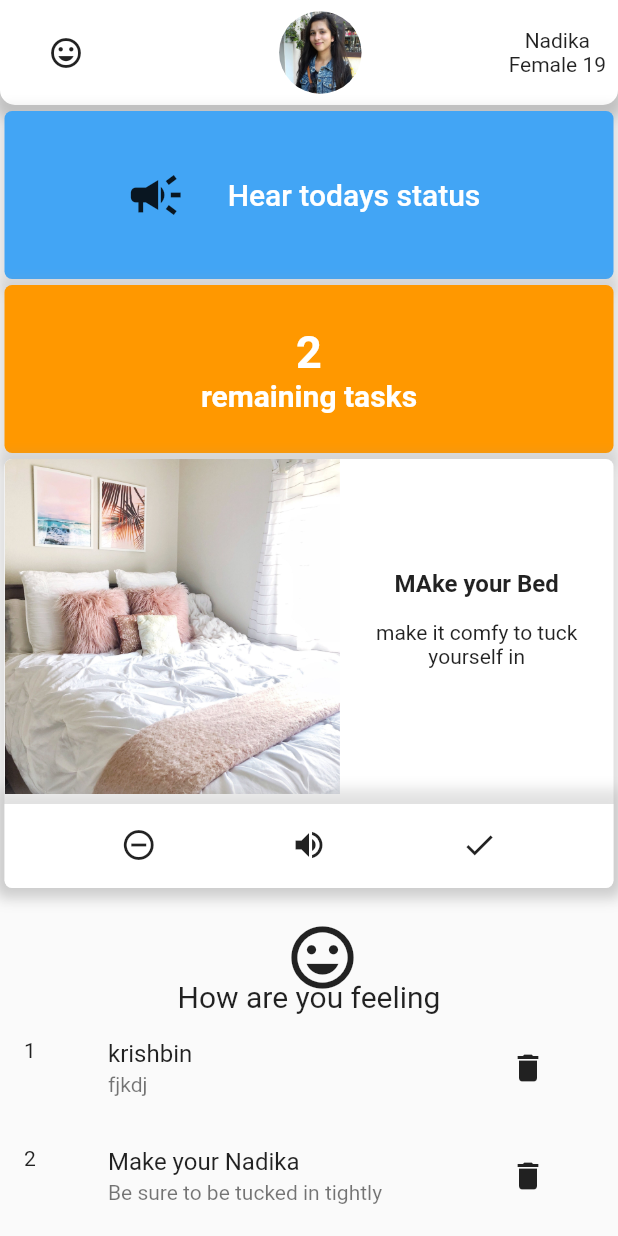
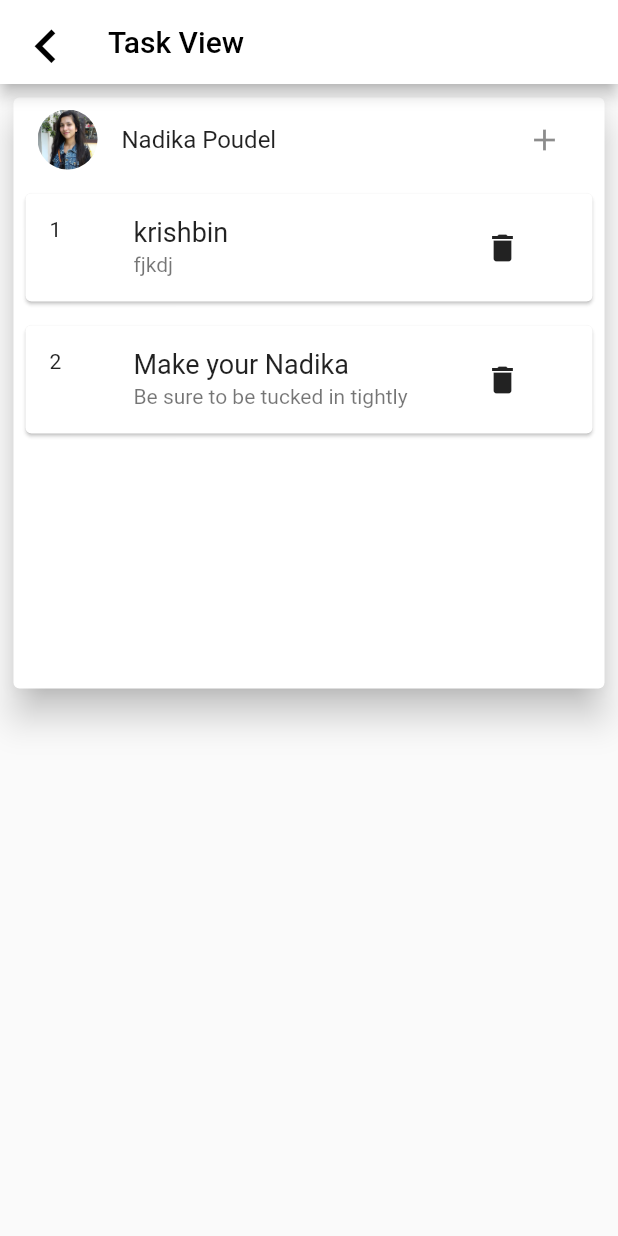
Before and after one commit to Nadika18/Autism_Mobile_App, a Flutter app: the ChildHomePage screen opened directly, after a tap on an icon or button, on a phone screen of 412 x 824 dp. Run offline on Flutter 3.47's test engine with Material 2 defaults, Android fonts, the phone set to English and light mode, and no system bars; our stand-ins replace cloud_firestore, firebase_auth, firebase_core, flutter_tts, font_awesome_flutter, google_sign_in and 3 more; missing offline and left inert: quiz_view; accounts and stored records are empty.

Commit message:
Navigation in child home page added

```diff
--- a/lib/child/childHomepage.dart
+++ b/lib/child/childHomepage.dart
@@ -1,3 +1,5 @@
+import 'package:easytalk/child/childTaskView.dart';
+import 'package:easytalk/child/feelings.dart';
 import 'package:flutter/material.dart';
 import 'package:easytalk/utils/customWidgets.dart';
 import 'package:easytalk/parent/forms.dart';
@@ -26,6 +28,7 @@ class ChildHomePage extends StatefulWidget {
 }
 
 class _ChildHomePageState extends State<ChildHomePage> {
+  final GlobalKey<ScaffoldState> _scaffoldKey = GlobalKey<ScaffoldState>();
   String name, gender;
   int age, tasks, remainingTasks;
 
@@ -151,8 +154,8 @@ class _ChildHomePageState extends State<ChildHomePage> {
         ]),
       ),
       onTap: () {
-        print("tapped");
-        //works okay
+        Navigator.of(_scaffoldKey.currentContext).push(
+              MaterialPageRoute(builder: (_)=> ChildTaskView(uid: 'nadss')));
       },
     );
   }
@@ -232,11 +235,6 @@ class _ChildHomePageState extends State<ChildHomePage> {
                     IconButton(
                       icon: Icon(Icons.remove_circle_outline),
                       onPressed: () {
-                        Navigator.push(
-                            context,
-                            MaterialPageRoute(
-                              builder: (context) => TaskForm(uid: name),
-                            )).then((value) => setState(() {}));
                       },
                     ),
                     IconButton(
@@ -253,12 +251,17 @@ class _ChildHomePageState extends State<ChildHomePage> {
     );
   }
 
-  Widget _feelings() {
+  Widget _feelings( ) {
     return Container(
       child: Column(
         mainAxisAlignment: MainAxisAlignment.center,
         children: [
-          IconButton(icon: Icon(Icons.mood, size: 50), onPressed: () {}),
+          IconButton(icon: Icon(Icons.mood, size: 50), onPressed: () {
+            Navigator.of(_scaffoldKey.currentContext).push(
+              MaterialPageRoute(builder: (_)=> Feelings())
+
+            );
+          }),
           Text("How are you feeling", style: TextStyle(fontSize: 20))
         ],
       ),
@@ -305,6 +308,7 @@ class _ChildHomePageState extends State<ChildHomePage> {
   Widget build(BuildContext context) {
     Size size = MediaQuery.of(context).size;
     return Scaffold(
+      key: _scaffoldKey,
         drawer: Drawer(
             child: ListView(
           children: [
--- /dev/null
+++ b/lib/child/childTaskView.dart
@@ -0,0 +1,84 @@
+import 'package:easytalk/parent/forms.dart';
+import 'package:easytalk/services/models/tasks.dart';
+import 'package:easytalk/utils/customWidgets.dart';
+import 'package:flutter/material.dart';
+
+class ChildTaskView extends StatefulWidget {
+  final String uid;
+  ChildTaskView({@required this.uid});
+  @override
+  _TaskViewState createState() => _TaskViewState();
+}
+
+class _TaskViewState extends State<ChildTaskView> {
+  String uid;
+  @override
+  void initState() {
+    super.initState();
+    uid = widget.uid;
+  }
+
+  @override
+  Widget build(BuildContext context) {
+    Widget _buildTaskListItem(int index) {
+      return Card(margin:EdgeInsets.all(8),
+      child: ListTile(
+          leading: Text((index + 1).toString()),
+          title: Text(todoName[index], style: TextStyle( fontSize: 18)),
+          subtitle: Text(todoDesp[index]),
+          trailing: FlatButton(
+            child: Icon(Icons.delete),
+            onPressed: () {
+              setState(() {});
+            },
+          )));
+    }
+
+    Widget _buildTaskList() {
+      return Container(
+          height: MediaQuery.of(context).size.height / 2,
+          padding: EdgeInsets.all(5),
+          child: Card(
+              elevation: 10,
+              child: Column(children: [
+                ListTile(
+                  leading:
+                      circularImageContainerNoAlign("assets/nadika.jpg", 40),
+                  title: Text("Nadika Poudel"),
+                  trailing: IconButton(
+                    icon: Icon(Icons.add),
+                    onPressed: () {
+                      Navigator.of(context).push(MaterialPageRoute(
+                          builder: (_) => TaskForm(uid: "jfkd")));
+                    },
+                  ),
+                ),
+                Expanded(
+                    child: ListView.builder(
+                  itemCount: todoName.length,
+                  itemBuilder: (context, index) {
+                    return _buildTaskListItem(index);
+                  },
+                )),
+              ])));
+    }
+
+    return Scaffold(
+      appBar: AppBar(
+          backgroundColor: Colors.white,
+          leading: IconButton(
+              icon: Icon(Icons.keyboard_arrow_left_sharp,
+                  color: Colors.black, size: 45),
+              onPressed: () {
+                Navigator.of(context).pop();
+              }),
+          title: Text(
+            "Task View",
+            style: TextStyle(color: Colors.black),
+          )),
+      body: Container(
+        child: _buildTaskList(),
+      ),
+    );
+  }
+}
--- a/lib/child/feelings.dart
+++ b/lib/child/feelings.dart
@@ -20,7 +20,7 @@ class _IAmState extends State<Feelings> {
             title: CloseButton(
                 color: Colors.white,
                 onPressed: () {
-                  ChildHomePage();
+                  Navigator.pop(context);
                 }),
             centerTitle: true,
           )),
--- a/lib/child/task_view.dart
+++ /dev/null
@@ -1 +0,0 @@
-import 'package:flutter/material.dart';
--- a/lib/parent/parentHomepage.dart
+++ b/lib/parent/parentHomepage.dart
@@ -147,7 +147,7 @@ class _ParentHomePageState extends State<ParentHomePage> {
 
   void navigateReports(){
     Navigator.push(_scaffoldKey.currentContext,
-        MaterialPageRoute(builder: (context) => Feelings()));
+        MaterialPageRoute(builder: (context) => ChildHomePage()));
   }
 
   Widget _buildGridView(Size size) {
```
